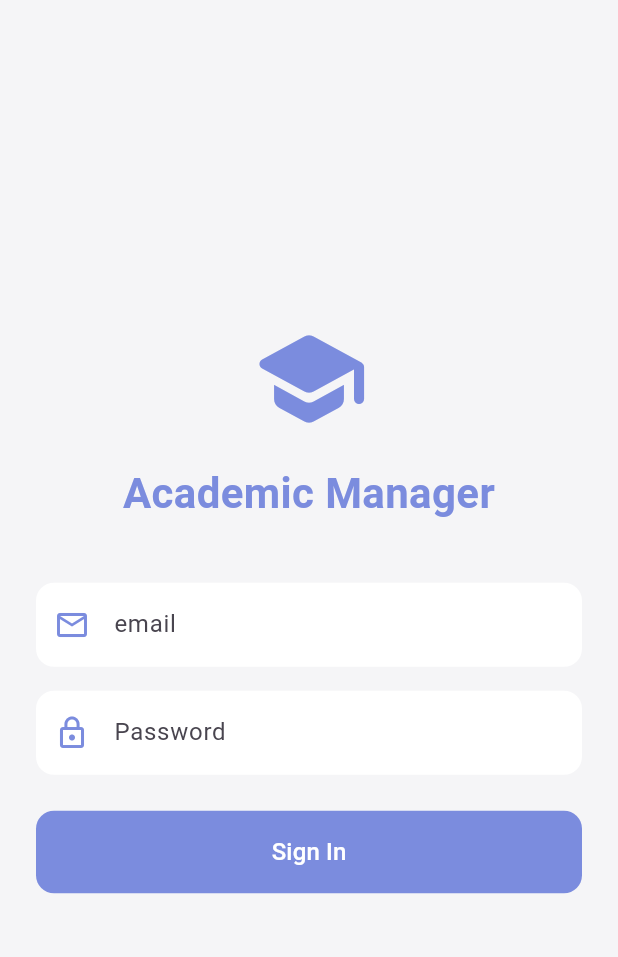
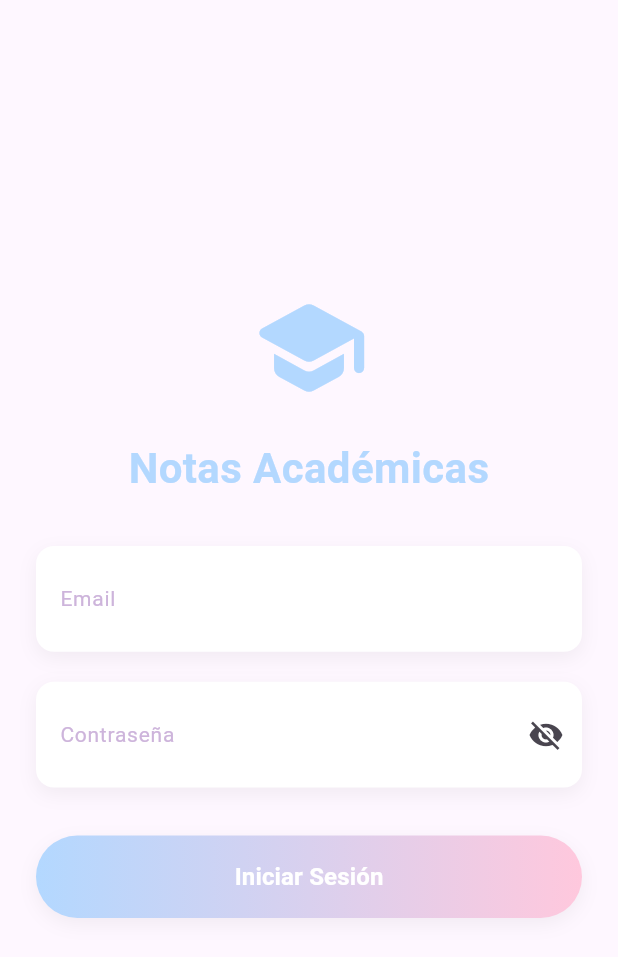
Before and after one commit to BeginerLord/notas_app, a Flutter app: the screen it shows after launch, on a phone screen of 412 x 824 dp. Shown: the top 957 px of the screen. Run offline on Flutter 3.47's test engine with Material 3 defaults, Android fonts, the phone set to English and light mode, and no system bars; our stand-ins replace dio, flutter_dotenv, flutter_riverpod, fluttertoast, hooks_riverpod, jwt_decoder and 1 more.

Commit message:
refactor: update authentication flow and UI components for login screen

```diff
--- a/notas_academicas/lib/src/api/api_service.dart
+++ b/notas_academicas/lib/src/api/api_service.dart
@@ -4,13 +4,23 @@
 import 'api_interface.dart';
 
 class Api implements ApiInterface {
-  late final Dio _scheduleApi;
+  Dio? _scheduleApi; // Cambiar a nullable para verificar si ya está inicializado
 
   @override
-  Dio get client => _scheduleApi;
+  Dio get client {
+    if (_scheduleApi == null) {
+      throw Exception("El cliente API no ha sido inicializado. Llama a initialize() primero.");
+    }
+    return _scheduleApi!;
+  }
 
   @override
   Future<void> initialize() async {
+    // Verifica si ya está inicializado
+    if (_scheduleApi != null) {
+      return; // Sal del método si ya está inicializado
+    }
+
     await dotenv.load();
 
     final String baseUrl = dotenv.env['API_URL'] ?? '';
@@ -25,7 +35,7 @@
       ),
     );
 
-    _scheduleApi.interceptors.add(
+    _scheduleApi!.interceptors.add(
       InterceptorsWrapper(
         onRequest: (options, handler) async {
           final prefs = await SharedPreferences.getInstance();
@@ -47,21 +57,21 @@
   // Implementación de los métodos CRUD
   @override
   Future<Response> get(String path, {Map<String, dynamic>? queryParameters}) {
-    return _scheduleApi.get(path, queryParameters: queryParameters);
+    return client.get(path, queryParameters: queryParameters);
   }
 
   @override
   Future<Response> post(String path, {dynamic data}) {
-    return _scheduleApi.post(path, data: data);
+    return client.post(path, data: data);
   }
 
   @override
   Future<Response> put(String path, {dynamic data}) {
-    return _scheduleApi.put(path, data: data);
+    return client.put(path, data: data);
   }
 
   @override
   Future<Response> delete(String path, {Map<String, dynamic>? queryParameters}) {
-    return _scheduleApi.delete(path, queryParameters: queryParameters);
+    return client.delete(path, queryParameters: queryParameters);
   }
 }
--- a/notas_academicas/lib/src/hooks/Auth/use_login.dart
+++ b/notas_academicas/lib/src/hooks/Auth/use_login.dart
@@ -2,6 +2,7 @@
 import 'package:notas_academicas/src/providers/auth_provider.dart';
 import 'package:notas_academicas/src/services/Auth/interfaces/i_auth_service.dart';
 import 'package:notas_academicas/src/providers/query_provider.dart';
+import 'package:fluttertoast/fluttertoast.dart';
 
 class UseLogin {
   final WidgetRef ref;
@@ -10,11 +11,13 @@
   UseLogin(this.ref, this.authService) {
     _initializeApi();
   }
+
   Future<void> _initializeApi() async {
     await (authService as dynamic).initializeApi();
   }
 
   Future<void> login(String email, String password) async {
+    try {
       // Actualiza el estado de carga en el queryProvider
       ref.read(queryProvider.notifier).fetchData(() async {
         // Llama al servicio de autenticación para iniciar sesión
@@ -23,7 +26,22 @@
         // Actualiza el estado global de autenticación
         ref.read(authProvider.notifier).login(response['role']);
 
+        // Notifica al usuario del éxito
+        Fluttertoast.showToast(
+          msg: "¡Inicio de sesión exitoso!",
+          toastLength: Toast.LENGTH_SHORT,
+          gravity: ToastGravity.BOTTOM,
+        );
+
         return response; // Retorna la respuesta para el queryProvider
       });
+    } catch (error) {
+      // Manejo de errores y notificación
+      Fluttertoast.showToast(
+        msg: "Error al iniciar sesión: ${error.toString()}",
+        toastLength: Toast.LENGTH_LONG,
+        gravity: ToastGravity.BOTTOM,
+      );
     }
   }
+}
--- a/notas_academicas/lib/src/providers/auth_provider.dart
+++ b/notas_academicas/lib/src/providers/auth_provider.dart
@@ -1,4 +1,7 @@
 import 'package:flutter_riverpod/flutter_riverpod.dart';
+import 'package:notas_academicas/src/api/api_service.dart';
+import 'package:notas_academicas/src/services/Auth/implementation/auth_service_impl.dart';
+import 'package:notas_academicas/src/services/Auth/interfaces/i_auth_service.dart';
 
 class AuthState {
   final bool isLoggedIn;
@@ -39,3 +42,8 @@
 final authProvider = StateNotifierProvider<AuthNotifier, AuthState>((ref) {
   return AuthNotifier();
 });
+
+// Proveedor del servicio de autenticación basado en la interfaz
+final authServiceProvider = Provider<IauthService>((ref) {
+  return AuthServiceImpl(Api()); // Devuelve una implementación de IauthService
+});
--- a/notas_academicas/lib/src/routes/app_routes.dart
+++ b/notas_academicas/lib/src/routes/app_routes.dart
@@ -1,6 +1,6 @@
 
 import 'package:flutter/material.dart';
-import 'package:notas_academicas/src/screens/login_screen.dart';
+import 'package:notas_academicas/src/screens/Auth/login/login_screen.dart';
 
 class AppRoutes {
   static const String home = '/home';
--- a/notas_academicas/lib/src/routes/route_guard.dart
+++ b/notas_academicas/lib/src/routes/route_guard.dart
@@ -2,7 +2,7 @@
 import 'package:flutter_riverpod/flutter_riverpod.dart';
 import 'package:notas_academicas/src/providers/auth_provider.dart';
 import 'package:notas_academicas/src/routes/app_routes.dart';
-import 'package:notas_academicas/src/screens/login_screen.dart';
+import 'package:notas_academicas/src/screens/Auth/login/login_screen.dart';
 
 class RouteGuard {
 static Route<dynamic> handleRoute(RouteSettings settings, WidgetRef ref) {
--- /dev/null
+++ b/notas_academicas/lib/src/screens/Auth/login/login_screen.dart
@@ -0,0 +1,133 @@
+import 'package:flutter/material.dart';
+import 'package:hooks_riverpod/hooks_riverpod.dart';
+import 'package:notas_academicas/src/hooks/Auth/use_login.dart';
+import 'package:notas_academicas/src/providers/auth_provider.dart';
+import 'package:notas_academicas/src/providers/query_provider.dart';
+import 'package:notas_academicas/src/screens/Auth/login/login_styles.dart';
+import 'package:notas_academicas/src/widgets/Auth/custom_text_field.dart';
+import 'package:notas_academicas/src/widgets/Auth/primary_button.dart';
+
+class LoginScreen extends HookConsumerWidget {
+  const LoginScreen({super.key});
+
+  @override
+  Widget build(BuildContext context, WidgetRef ref) {
+    final authService = ref.read(
+      authServiceProvider,
+    ); // Obtén el servicio como IauthService
+    final useLogin = UseLogin(
+      ref,
+      authService,
+    ); // Hook personalizado para login
+    final queryState = ref.watch(queryProvider);
+
+    final formKey = GlobalKey<FormState>();
+    final emailController = TextEditingController();
+    final passwordController = TextEditingController();
+    final isPasswordVisible = ValueNotifier<bool>(false);
+
+    // Método para manejar el inicio de sesión
+    Future<void> signIn() async {
+      if (!formKey.currentState!.validate()) {
+        return;
+      }
+
+      await useLogin.login(emailController.text, passwordController.text);
+
+      // Si el login es exitoso, navega a la pantalla principal
+      if (context.mounted && queryState.data != null) {
+        Navigator.of(context).pushReplacementNamed('/home');
+      }
+    }
+
+    return Scaffold(
+      body: SafeArea(
+        child: Center(
+          child: SingleChildScrollView(
+            padding: const EdgeInsets.all(LoginStyles.kScreenPaddingMedium),
+            child: Form(
+              key: formKey,
+              child: Column(
+                mainAxisAlignment: MainAxisAlignment.center,
+                crossAxisAlignment: CrossAxisAlignment.stretch,
+                children: [
+                  // Logo
+                  const Icon(
+                    Icons.school_rounded,
+                    size: 80,
+                    color: LoginStyles.kSoftBlue,
+                  ),
+                  const SizedBox(height: LoginStyles.kSpacingMedium),
+                  const Text(
+                    'Notas Académicas',
+                    textAlign: TextAlign.center,
+                    style: TextStyle(
+                      fontSize: LoginStyles.kHeadingSize,
+                      fontWeight: FontWeight.bold,
+                      color: LoginStyles.kSoftBlue,
+                    ),
+                  ),
+                  const SizedBox(height: LoginStyles.kSpacingLarge),
+
+                  // Email Field
+                  CustomTextField(
+                    controller: emailController,
+                    label: 'Email',
+                    keyboardType: TextInputType.emailAddress,
+                    errorText:
+                        null, // Puedes manejar errores aquí si es necesario
+                  ),
+                  const SizedBox(height: LoginStyles.kSpacingMedium),
+
+                  CustomTextField(
+                    controller: passwordController,
+                    label: 'Contraseña',
+                    keyboardType: TextInputType.visiblePassword,
+                    isPassword:
+                        !isPasswordVisible
+                            .value, // Aquí se usa el valor actual de isPasswordVisible
+                    errorText: null,
+                    suffixIcon: ValueListenableBuilder<bool>(
+                      valueListenable: isPasswordVisible,
+                      builder:
+                          (context, isVisible, child) => IconButton(
+                            icon: Icon(
+                              isVisible
+                                  ? Icons.visibility
+                                  : Icons.visibility_off,
+                            ),
+                            onPressed: () {
+                              isPasswordVisible.value =
+                                  !isVisible; // Cambia el valor de isPasswordVisible
+                            },
+                          ),
+                    ),
+                  ),
+
+                  const SizedBox(height: LoginStyles.kSpacingLarge),
+
+                  // Login Button
+                  PrimaryButton(
+                    text: 'Iniciar Sesión',
+                    onPressed: queryState.isLoading ? () {} : () => signIn(),
+                    isLoading: queryState.isLoading,
+                    isDisabled: queryState.isLoading,
+                  ),
+                  const SizedBox(height: LoginStyles.kSpacingMedium),
+
+                  // Error Message
+                  if (queryState.error != null)
+                    Text(
+                      'Error: ${queryState.error}',
+                      style: const TextStyle(color: Colors.red),
+                      textAlign: TextAlign.center,
+                    ),
+                ],
+              ),
+            ),
+          ),
+        ),
+      ),
+    );
+  }
+}
--- /dev/null
+++ b/notas_academicas/lib/src/screens/Auth/login/login_styles.dart
@@ -0,0 +1,44 @@
+import 'package:flutter/material.dart';
+
+/// Constantes de estilo para la pantalla de login
+class LoginStyles {
+  // Colores
+  static const Color kSoftBlue = Color(0xFFB3D8FF);
+  static const Color kSoftPink = Color(0xFFFFC8DD);
+  static const Color kSoftPurple = Color(0xFFCDB4DB);
+  static const Color kSoftGreen = Color(0xFFBDE0FE);
+  static const Color kTextColor = Color(0xFF4A4A4A);
+  static const Color kErrorColor = Color(0xFFFF758F);
+
+
+  // Tamaños de texto
+  static const double kHeadingSize = 28.0;
+  static const double kSubheadingSize = 16.0;
+  static const double kButtonTextSize = 16.0;
+  static const double kInputTextSize = 16.0;
+  static const double kLabelTextSize = 14.0;
+
+  // Paddings
+  static const double kScreenPaddingLarge = 32.0;
+  static const double kScreenPaddingMedium = 24.0;
+  static const double kScreenPaddingSmall = 16.0;
+  static const double kInputPadding = 16.0;
+  static const double kButtonPadding = 16.0;
+  static const double kSpacingLarge = 32.0;
+  static const double kSpacingMedium = 20.0;
+  static const double kSpacingSmall = 12.0;
+
+  // Bordes
+  static const double kBorderRadius = 12.0;
+  static const double kButtonBorderRadius = 30.0;
+
+  // Sombras
+  static List<BoxShadow> get softShadow => [
+    BoxShadow(
+      // ignore: deprecated_member_use
+      color: Colors.black.withOpacity(0.05),
+      blurRadius: 10,
+      offset: const Offset(0, 4),
+    ),
+  ];
+}
--- a/notas_academicas/lib/src/screens/login_screen.dart
+++ /dev/null
@@ -1,164 +0,0 @@
-import 'package:flutter/material.dart';
-import 'package:hooks_riverpod/hooks_riverpod.dart';
-import 'package:notas_academicas/src/hooks/Auth/use_login.dart';
-import 'package:notas_academicas/src/services/Auth/implementation/auth_service_impl.dart';
-import 'package:notas_academicas/src/api/api_service.dart';
-import 'package:notas_academicas/src/providers/query_provider.dart';
-
-class LoginScreen extends HookConsumerWidget {
-  const LoginScreen({super.key});
-
-  @override
-  Widget build(BuildContext context, WidgetRef ref) {
-    final queryState = ref.watch(queryProvider); // Observa el estado del queryProvider
-    final authService = AuthServiceImpl(Api()); // Instancia del servicio de autenticación
-    final useLogin = UseLogin(ref, authService); // Hook personalizado para login
-
-    final formKey = GlobalKey<FormState>();
-    final emailController = TextEditingController();
-    final passwordController = TextEditingController();
-
-    // Método para manejar el inicio de sesión
-    Future<void> signIn() async {
-      if (!formKey.currentState!.validate()) {
-        return;
-      }
-
-      await useLogin.login(
-        emailController.text,
-        passwordController.text,
-      );
-
-      // Si el login es exitoso, navega a la pantalla principal
-      if (queryState.data != null) {
-        Navigator.of(context).pushReplacementNamed('/home');
-      }
-    }
-
-    return Scaffold(
-      backgroundColor: const Color(0xFFF5F5F7), // Soft background color
-      body: SafeArea(
-        child: Center(
-          child: SingleChildScrollView(
-            padding: const EdgeInsets.all(24.0),
-            child: Column(
-              mainAxisAlignment: MainAxisAlignment.center,
-              crossAxisAlignment: CrossAxisAlignment.stretch,
-              children: [
-                // Logo or App Name
-                const Icon(
-                  Icons.school_rounded,
-                  size: 80,
-                  color: Color(0xFF7B8CDE), // Soft blue color
-                ),
-                const SizedBox(height: 16),
-                const Text(
-                  'Academic Manager',
-                  textAlign: TextAlign.center,
-                  style: TextStyle(
-                    fontSize: 28,
-                    fontWeight: FontWeight.bold,
-                    color: Color(0xFF7B8CDE), // Soft blue color
-                  ),
-                ),
-                const SizedBox(height: 40),
-
-                // Login Form
-                Form(
-                  key: formKey,
-                  child: Column(
-                    crossAxisAlignment: CrossAxisAlignment.stretch,
-                    children: [
-                      // Username Field
-                      TextFormField(
-                        controller: emailController,
-                        decoration: InputDecoration(
-                          labelText: 'email',
-                          prefixIcon: const Icon(Icons.email_outlined, color: Color(0xFF7B8CDE)),
-                          border: OutlineInputBorder(
-                            borderRadius: BorderRadius.circular(12),
-                            borderSide: BorderSide.none,
-                          ),
-                          filled: true,
-                          fillColor: Colors.white,
-                          contentPadding: const EdgeInsets.symmetric(vertical: 16),
-                        ),
-                        validator: (value) {
-                          if (value == null || value.isEmpty) {
-                            return 'Please enter your email';
-                          }
-                          return null;
-                        },
-                      ),
-                      const SizedBox(height: 16),
-
-                      // Password Field
-                      TextFormField(
-                        controller: passwordController,
-                        obscureText: true,
-                        decoration: InputDecoration(
-                          labelText: 'Password',
-                          prefixIcon: const Icon(Icons.lock_outline, color: Color(0xFF7B8CDE)),
-                          border: OutlineInputBorder(
-                            borderRadius: BorderRadius.circular(12),
-                            borderSide: BorderSide.none,
-                          ),
-                          filled: true,
-                          fillColor: Colors.white,
-                          contentPadding: const EdgeInsets.symmetric(vertical: 16),
-                        ),
-                        validator: (value) {
-                          if (value == null || value.isEmpty) {
-                            return 'Please enter your password';
-                          }
-                          return null;
-                        },
-                      ),
-                      const SizedBox(height: 24),
-
-                      // Login Button
-                      ElevatedButton(
-                        onPressed: queryState.isLoading ? null : signIn,
-                        style: ElevatedButton.styleFrom(
-                          backgroundColor: const Color(0xFF7B8CDE), // Soft blue color
-                          foregroundColor: Colors.white,
-                          padding: const EdgeInsets.symmetric(vertical: 16),
-                          shape: RoundedRectangleBorder(
-                            borderRadius: BorderRadius.circular(12),
-                          ),
-                          elevation: 0,
-                        ),
-                        child: queryState.isLoading
-                            ? const SizedBox(
-                                height: 20,
-                                width: 20,
-                                child: CircularProgressIndicator(
-                                  strokeWidth: 2,
-                                  color: Colors.white,
-                                ),
-                              )
-                            : const Text(
-                                'Sign In',
-                                style: TextStyle(fontSize: 16),
-                              ),
-                      ),
-                      const SizedBox(height: 16),
-
-                      // Error Message
-                      if (queryState.error != null)
-                        Text(
-                          'Error: ${queryState.error}',
-                          style: const TextStyle(color: Colors.red),
-                          textAlign: TextAlign.center,
-                        ),
-                    ],
-                  ),
-                ),
-              ],
-            ),
-          ),
-        ),
-      ),
-    );
-  }
-}
--- a/notas_academicas/lib/src/services/Auth/interfaces/i_auth_service.dart
+++ b/notas_academicas/lib/src/services/Auth/interfaces/i_auth_service.dart
@@ -6,4 +6,7 @@
 
   // Método para iniciar sesión
   Future<Map<String, dynamic>> login(String email, String password);
+
+
+
 }
--- /dev/null
+++ b/notas_academicas/lib/src/widgets/Auth/custom_text_field.dart
@@ -0,0 +1,82 @@
+import 'package:flutter/material.dart';
+import 'package:notas_academicas/src/screens/Auth/login/login_styles.dart';
+
+
+
+class CustomTextField extends StatelessWidget {
+  final TextEditingController controller;
+  final String label;
+  final bool isPassword;
+  final String? errorText;
+  final TextInputType keyboardType;
+  final Function(String)? onChanged;
+  final Widget? suffixIcon;
+
+  const CustomTextField({
+    super.key,
+    required this.controller,
+    required this.label,
+    this.isPassword = false,
+    this.errorText,
+    this.keyboardType = TextInputType.text,
+    this.onChanged, this.suffixIcon,
+  });
+
+  @override
+  Widget build(BuildContext context) {
+    final hasError = errorText != null && errorText!.isNotEmpty;
+
+    return Column(
+      crossAxisAlignment: CrossAxisAlignment.start,
+      children: [
+        Container(
+          decoration: BoxDecoration(
+            color: Colors.white,
+            borderRadius: BorderRadius.circular(LoginStyles.kBorderRadius),
+            boxShadow: LoginStyles.softShadow,
+            border: hasError
+                ? Border.all(color: LoginStyles.kErrorColor, width: 1.5)
+                : null,
+          ),
+          child: TextFormField(
+            controller: controller,
+            obscureText: isPassword,
+            keyboardType: keyboardType,
+            style: TextStyle(
+              fontSize: LoginStyles.kInputTextSize,
+              color: LoginStyles.kTextColor,
+            ),
+            onChanged: onChanged,
+            decoration: InputDecoration(
+              labelText: label,
+              labelStyle: TextStyle(
+                color: hasError
+                    ? LoginStyles.kErrorColor
+                    : LoginStyles.kSoftPurple,
+                fontSize: LoginStyles.kLabelTextSize,
+              ),
+              contentPadding: const EdgeInsets.all(LoginStyles.kInputPadding),
+              border: InputBorder.none,
+              floatingLabelBehavior: FloatingLabelBehavior.auto,
+              suffixIcon: suffixIcon, // Usa el ícono personalizado si se proporciona
+            ),
+          ),
+        ),
+        if (hasError)
+          Padding(
+            padding: const EdgeInsets.only(
+              top: 4.0,
+              left: LoginStyles.kInputPadding / 2,
+            ),
+            child: Text(
+              errorText!,
+              style: TextStyle(
+                color: LoginStyles.kErrorColor,
+                fontSize: 12,
+              ),
+            ),
+          ),
+      ],
+    );
+  }
+}
--- /dev/null
+++ b/notas_academicas/lib/src/widgets/Auth/primary_button.dart
@@ -0,0 +1,65 @@
+import 'package:flutter/material.dart';
+import 'package:notas_academicas/src/screens/Auth/login/login_styles.dart';
+
+
+class PrimaryButton extends StatelessWidget {
+  final String text;
+  final VoidCallback onPressed;
+  final bool isLoading;
+  final bool isDisabled;
+
+  const PrimaryButton({
+    super.key,
+    required this.text,
+    required this.onPressed,
+    this.isLoading = false,
+    this.isDisabled = false,
+  });
+
+  @override
+  Widget build(BuildContext context) {
+    return Container(
+      decoration: BoxDecoration(
+        borderRadius: BorderRadius.circular(LoginStyles.kButtonBorderRadius),
+        boxShadow: isDisabled ? [] : LoginStyles.softShadow,
+        gradient: LinearGradient(
+          colors: isDisabled
+              ? [Colors.grey.shade300, Colors.grey.shade200]
+              : [LoginStyles.kSoftBlue, LoginStyles.kSoftPink],
+        ),
+      ),
+      child: ElevatedButton(
+        onPressed: (isDisabled || isLoading) ? null : onPressed,
+        style: ElevatedButton.styleFrom(
+          backgroundColor: Colors.transparent,
+          disabledBackgroundColor: Colors.transparent,
+          shadowColor: Colors.transparent,
+          elevation: 0,
+          padding: const EdgeInsets.symmetric(
+            vertical: LoginStyles.kButtonPadding,
+          ),
+          shape: RoundedRectangleBorder(
+            borderRadius: BorderRadius.circular(LoginStyles.kButtonBorderRadius),
+          ),
+        ),
+        child: isLoading
+            ? const SizedBox(
+                width: 24,
+                height: 24,
+                child: CircularProgressIndicator(
+                  color: Colors.white,
+                  strokeWidth: 2.5,
+                ),
+              )
+            : Text(
+                text,
+                style: TextStyle(
+                  fontSize: LoginStyles.kButtonTextSize,
+                  fontWeight: FontWeight.w600,
+                  color: isDisabled ? Colors.grey.shade500 : Colors.white,
+                ),
+              ),
+      ),
+    );
+  }
+}
--- a/notas_academicas/pubspec.yaml
+++ b/notas_academicas/pubspec.yaml
@@ -40,6 +40,7 @@
   shared_preferences: ^2.5.3
   jwt_decoder: ^2.0.1
   hooks_riverpod: ^2.6.1
+  fluttertoast: ^8.2.12
 
 dev_dependencies:
   flutter_test:
@@ -68,6 +69,7 @@
     - .env
 
 
+
   # An image asset can refer to one or more resolution-specific "variants", see
   # https://flutter.dev/to/resolution-aware-images
 
```
Also changed, not shown: notas_academicas/lib/src/widgets/custom_button.dart (deleted), notas_academicas/pubspec.lock. Lines whose indentation alone changed are shown as unchanged.
